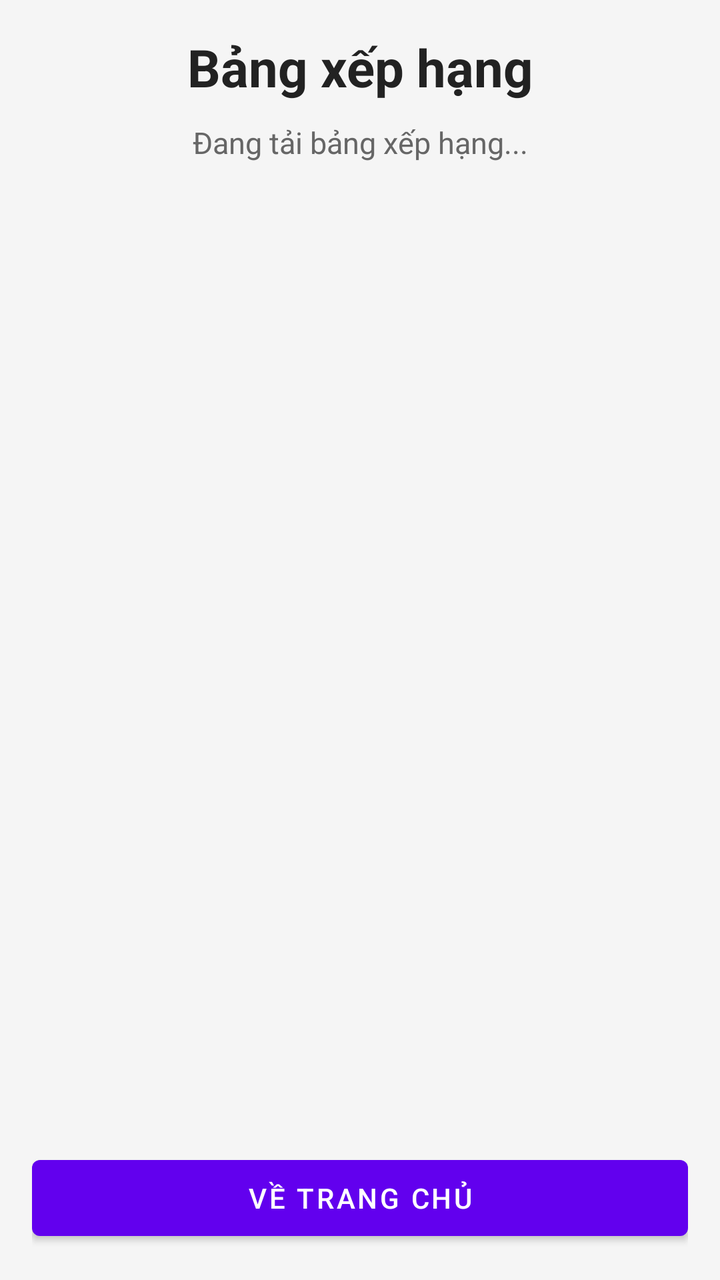
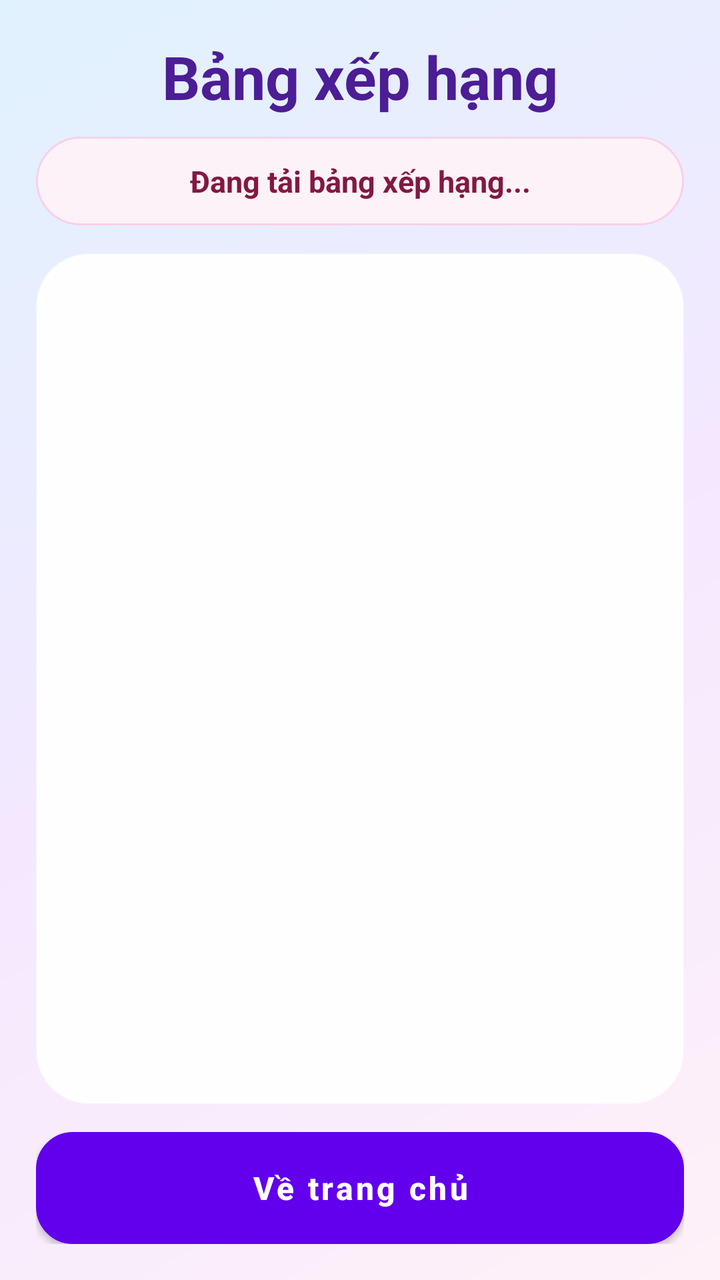

Screens rendered from an Android XML layout before and after an edit, with the pre-edit source and the edit as a unified diff.
<!-- AndroidManifest.xml: application theme Theme.CaroOnline -->
<!-- res/layout/activity_ranking.xml -->
<?xml version="1.0" encoding="utf-8"?>
<LinearLayout xmlns:android="http://schemas.android.com/apk/res/android"
    android:layout_width="match_parent"
    android:layout_height="match_parent"
    android:background="#F5F5F5"
    android:orientation="vertical"
    android:padding="16dp">

    <TextView
        android:id="@+id/tvRankingTitle"
        android:layout_width="match_parent"
        android:layout_height="wrap_content"
        android:gravity="center"
        android:text="Bảng xếp hạng"
        android:textColor="#222222"
        android:textSize="26sp"
        android:textStyle="bold" />

    <TextView
        android:id="@+id/tvRankingStatus"
        android:layout_width="match_parent"
        android:layout_height="wrap_content"
        android:layout_marginTop="10dp"
        android:gravity="center"
        android:text="Đang tải bảng xếp hạng..."
        android:textColor="#666666"
        android:textSize="15sp" />

    <ScrollView
        android:layout_width="match_parent"
        android:layout_height="0dp"
        android:layout_marginTop="12dp"
        android:layout_weight="1">

        <LinearLayout
            android:id="@+id/layoutRankingList"
            android:layout_width="match_parent"
            android:layout_height="wrap_content"
            android:orientation="vertical" />

    </ScrollView>

    <Button
        android:id="@+id/btnBackHome"
        android:layout_width="match_parent"
        android:layout_height="50dp"
        android:layout_marginTop="12dp"
        android:text="Về trang chủ" />

</LinearLayout>
<!-- resources referenced by this layout -->
<resources>
  <style name="Theme.CaroOnline" parent="Theme.MaterialComponents.DayNight.DarkActionBar">
          
          <item name="colorPrimary">@color/purple_500</item>
          <item name="colorPrimaryVariant">@color/purple_700</item>
          <item name="colorOnPrimary">@color/white</item>
          
          <item name="colorSecondary">@color/teal_200</item>
          <item name="colorSecondaryVariant">@color/teal_700</item>
          <item name="colorOnSecondary">@color/black</item>
          
          <item name="android:statusBarColor">?attr/colorPrimaryVariant</item>
          
      </style>
  <color name="purple_500">#FF6200EE</color>
  <color name="purple_700">#FF3700B3</color>
  <color name="white">#FFFFFFFF</color>
  <color name="teal_200">#FF03DAC5</color>
  <color name="teal_700">#FF018786</color>
  <color name="black">#FF000000</color>
</resources>

<!-- the commit's change to res/layout/activity_ranking.xml (unified diff, before → after) -->
@@ -2,9 +2,9 @@
 <LinearLayout xmlns:android="http://schemas.android.com/apk/res/android"
     android:layout_width="match_parent"
     android:layout_height="match_parent"
-    android:background="#F5F5F5"
+    android:background="@drawable/bg_app_gradient"
     android:orientation="vertical"
-    android:padding="16dp">
+    android:padding="18dp">
 
     <TextView
         android:id="@+id/tvRankingTitle"
@@ -12,8 +12,8 @@
         android:layout_height="wrap_content"
         android:gravity="center"
         android:text="Bảng xếp hạng"
-        android:textColor="#222222"
-        android:textSize="26sp"
+        android:textColor="#4C1D95"
+        android:textSize="30sp"
         android:textStyle="bold" />
 
     <TextView
@@ -21,30 +21,39 @@
         android:layout_width="match_parent"
         android:layout_height="wrap_content"
         android:layout_marginTop="10dp"
+        android:background="@drawable/bg_stat_pill"
         android:gravity="center"
+        android:padding="12dp"
         android:text="Đang tải bảng xếp hạng..."
-        android:textColor="#666666"
-        android:textSize="15sp" />
+        android:textColor="#831843"
+        android:textSize="15sp"
+        android:textStyle="bold" />
 
     <ScrollView
         android:layout_width="match_parent"
         android:layout_height="0dp"
-        android:layout_marginTop="12dp"
-        android:layout_weight="1">
+        android:layout_marginTop="14dp"
+        android:layout_weight="1"
+        android:background="@drawable/bg_card_glass"
+        android:elevation="8dp"
+        android:padding="12dp">
 
         <LinearLayout
             android:id="@+id/layoutRankingList"
             android:layout_width="match_parent"
             android:layout_height="wrap_content"
             android:orientation="vertical" />
-
     </ScrollView>
 
     <Button
         android:id="@+id/btnBackHome"
         android:layout_width="match_parent"
-        android:layout_height="50dp"
-        android:layout_marginTop="12dp"
-        android:text="Về trang chủ" />
-
+        android:layout_height="56dp"
+        android:layout_marginTop="14dp"
+        android:background="@drawable/bg_button_secondary"
+        android:text="Về trang chủ"
+        android:textAllCaps="false"
+        android:textColor="@color/button_text_white"
+        android:textSize="16sp"
+        android:textStyle="bold" />
 </LinearLayout>
<!-- resource entries referenced after the edit -->
@@ -1,5 +1,35 @@
 <!-- resources referenced by this layout -->
 <resources>
+  <!-- drawable bg_app_gradient (drawable) -->
+  <?xml version="1.0" encoding="utf-8"?>
+  <shape xmlns:android="http://schemas.android.com/apk/res/android">
+      <gradient
+          android:startColor="#FFF1F8"
+          android:centerColor="#F3E8FF"
+          android:endColor="#E0F2FE"
+          android:angle="135" />
+  </shape>
+  <!-- drawable bg_button_secondary (drawable) -->
+  <?xml version="1.0" encoding="utf-8"?>
+  <selector xmlns:android="http://schemas.android.com/apk/res/android">
+      <item android:state_pressed="true"><shape><solid android:color="#E9D5FF"/><corners android:radius="18dp"/><stroke android:width="1dp" android:color="#A855F7"/></shape></item>
+      <item><shape><solid android:color="#FFFFFFFF"/><corners android:radius="18dp"/><stroke android:width="1dp" android:color="#E9D5FF"/></shape></item>
+  </selector>
+  <!-- drawable bg_card_glass (drawable) -->
+  <?xml version="1.0" encoding="utf-8"?>
+  <shape xmlns:android="http://schemas.android.com/apk/res/android">
+      <solid android:color="#F7FFFFFF" />
+      <corners android:radius="26dp" />
+      <stroke android:width="1dp" android:color="#70FFFFFF" />
+      <padding android:left="18dp" android:top="18dp" android:right="18dp" android:bottom="18dp" />
+  </shape>
+  <!-- drawable bg_stat_pill (drawable) -->
+  <?xml version="1.0" encoding="utf-8"?>
+  <shape xmlns:android="http://schemas.android.com/apk/res/android">
+      <solid android:color="#FDF2F8" />
+      <corners android:radius="22dp" />
+      <stroke android:width="1dp" android:color="#FBCFE8" />
+  </shape>
   <style name="Theme.CaroOnline" parent="Theme.MaterialComponents.DayNight.DarkActionBar">
           
           <item name="colorPrimary">@color/purple_500</item>
